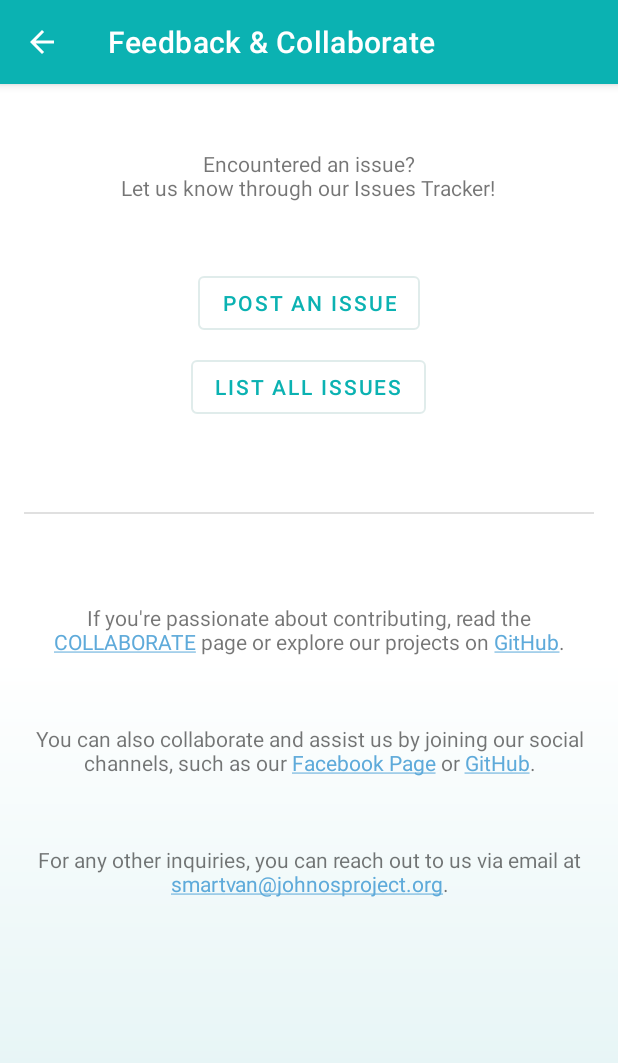
After one commit to Smart-Van-2-0/com.robypomper.smartvan.app.android, an Android app: the SVFeedbackActivity screen opened directly, with no data from a screen before it, on a phone screen of 412 x 824 dp. The commit adds this screen. Shown: the top 1063 px of the screen. Run offline under Robolectric (Android 15) with nearby library versions, the phone set to English and light mode, and no system bars.

Commit message:
feat(SVMain): Added SVFeedbackActivity and included into AndroidManifest.xml and SVMainActivity

```diff
--- a/app/src/main/AndroidManifest.xml
+++ b/app/src/main/AndroidManifest.xml
@@ -81,6 +81,11 @@
             android:exported="false"
             android:theme="@style/Theme.SmartVan"
             android:label="@string/activity_svabout__title" />
+        <activity
+            android:name=".activities.SVFeedbackActivity"
+            android:exported="false"
+            android:theme="@style/Theme.SmartVan"
+            android:label="@string/activity_svfeedback__title" />
     </application>
 
 </manifest>
--- /dev/null
+++ b/app/src/main/java/com/robypomper/smartvan/smart_van/android/activities/SVFeedbackActivity.java
@@ -0,0 +1,86 @@
+package com.robypomper.smartvan.smart_van.android.activities;
+
+import android.content.Intent;
+import android.net.Uri;
+import android.os.Bundle;
+import android.text.method.LinkMovementMethod;
+import android.util.Log;
+import android.view.MenuItem;
+import android.view.View;
+
+import androidx.appcompat.app.AppCompatActivity;
+import androidx.core.app.NavUtils;
+
+import com.robypomper.smartvan.smart_van.android.R;
+import com.robypomper.smartvan.smart_van.android.databinding.ActivitySvfeedbackBinding;
+
+public class SVFeedbackActivity extends AppCompatActivity {
+
+    // Constants
+
+    private static final String LOG_TAG = "JSLA.Actvt.Feedback";
+
+
+    // Constructor
+
+    @Override
+    protected void onCreate(Bundle savedInstanceState) {
+        super.onCreate(savedInstanceState);
+
+        // inflate ui
+        ActivitySvfeedbackBinding binding = ActivitySvfeedbackBinding.inflate(getLayoutInflater());
+        setContentView(binding.getRoot());
+
+        // set up links
+        binding.txtCollaborate.setMovementMethod(LinkMovementMethod.getInstance());
+        binding.txtFollow.setMovementMethod(LinkMovementMethod.getInstance());
+        binding.txtEmail.setMovementMethod(LinkMovementMethod.getInstance());
+
+        // set up button
+        binding.btnIssuePost.setOnClickListener(new View.OnClickListener() {
+            @Override
+            public void onClick(View v) {
+                String url = getString(R.string.activity_svfeedback_link_issue_post);
+
+                Intent intent = new Intent(Intent.ACTION_VIEW);
+                intent.setData(Uri.parse(url));
+
+                startActivity(intent);
+            }
+        });
+        binding.btnIssuesList.setOnClickListener(new View.OnClickListener() {
+            @Override
+            public void onClick(View v) {
+                String url = getString(R.string.activity_svfeedback_link_issues_list);
+
+                Intent intent = new Intent(Intent.ACTION_VIEW);
+                intent.setData(Uri.parse(url));
+
+                startActivity(intent);
+            }
+        });
+
+        // set up action bar
+        if (getActionBar() != null)
+            getActionBar().setDisplayHomeAsUpEnabled(true);
+        else if (getSupportActionBar() != null)
+            getSupportActionBar().setDisplayHomeAsUpEnabled(true);
+        else
+            Log.w(LOG_TAG, "No ActionBar available for this activity");
+    }
+
+    @Override
+    public boolean onOptionsItemSelected(MenuItem item) {
+        if (item.getItemId() == android.R.id.home) {
+            if (getParentActivityIntent() == null) {
+                Log.w(LOG_TAG, "You have forgotten to specify the parentActivityName in the AndroidManifest!");
+                //onBackPressed();
+                getOnBackPressedDispatcher().onBackPressed();
+            } else
+                NavUtils.navigateUpFromSameTask(this);
+            return true;
+        }
+        return super.onOptionsItemSelected(item);
+    }
+
+}
--- a/app/src/main/java/com/robypomper/smartvan/smart_van/android/activities/SVMainActivity.java
+++ b/app/src/main/java/com/robypomper/smartvan/smart_van/android/activities/SVMainActivity.java
@@ -537,9 +537,9 @@ public class SVMainActivity extends BaseRemoteObjectActivity {
                 intent.putExtra(SVEnergyActivity.PARAM_OBJ_ID, obj.getId());
             } else if (item.getItemId() == R.id.itemConfigs) {
                 intent = new Intent(SVMainActivity.this, SVSettingsActivity.class);
-            //} else if (item.getItemId() == R.id.itemFeedback) {
-            //    intent = new Intent(SVMainActivity.this, SVFeedbackActivity.class);
-            //    intent.putExtra(SVEnergyActivity.PARAM_OBJ_ID, obj.getId());
+            } else if (item.getItemId() == R.id.itemFeedback) {
+                intent = new Intent(SVMainActivity.this, SVFeedbackActivity.class);
+                intent.putExtra(SVEnergyActivity.PARAM_OBJ_ID, obj.getId());
             } else if (item.getItemId() == R.id.itemAbout) {
                 intent = new Intent(SVMainActivity.this, SVAboutActivity.class);
                 intent.putExtra(SVEnergyActivity.PARAM_OBJ_ID, obj.getId());
--- /dev/null
+++ b/app/src/main/res/layout/activity_svfeedback.xml
@@ -0,0 +1,157 @@
+<?xml version="1.0" encoding="utf-8"?>
+<LinearLayout
+    xmlns:android="http://schemas.android.com/apk/res/android"
+    xmlns:app="http://schemas.android.com/apk/res-auto"
+    xmlns:tools="http://schemas.android.com/tools"
+    android:id="@+id/baseLayout"
+    android:layout_width="match_parent"
+    android:layout_height="match_parent"
+    android:orientation="vertical"
+    android:gravity="center_horizontal"
+    android:background="@drawable/gradient_to_surface"
+    android:fitsSystemWindows="true"
+    tools:context=".activities.SVFeedbackActivity">
+
+    <LinearLayout
+        android:visibility="gone"
+        android:layout_width="wrap_content"
+        android:layout_height="wrap_content"
+        android:orientation="horizontal"
+        android:gravity="center_vertical">
+
+        <ImageView
+            android:layout_width="150dp"
+            android:layout_height="150dp"
+            app:srcCompat="@mipmap/ic_launcher_foreground" />
+
+        <LinearLayout
+            android:layout_width="150dp"
+            android:layout_height="wrap_content"
+            android:orientation="vertical">
+
+            <TextView
+                android:id="@+id/txtAppName"
+                android:layout_width="match_parent"
+                android:layout_height="wrap_content"
+                android:text="@string/activity_svabout_txt_header"
+                android:textSize="24sp" />
+
+            <TextView
+                android:id="@+id/txtVersion"
+                android:layout_width="wrap_content"
+                android:layout_height="wrap_content"
+                android:text="@string/activity_svabout_txt_version_placeholder"
+                android:textAlignment="center"
+                android:textStyle="italic"
+                android:textSize="16sp" />
+
+        </LinearLayout>
+
+    </LinearLayout>
+
+    <View
+        android:visibility="gone"
+        android:id="@+id/divider1"
+        android:layout_width="match_parent"
+        android:layout_height="1dp"
+        android:layout_margin="16dp"
+        android:background="?android:attr/listDivider" />
+
+    <Space
+        android:layout_width="wrap_content"
+        android:layout_height="0dp"
+        android:layout_weight="1"/>
+
+
+    <TextView
+        android:id="@+id/txtIssue"
+        android:layout_width="wrap_content"
+        android:layout_height="wrap_content"
+        android:layout_marginHorizontal="16dp"
+        android:text="@string/activity_svfeedback_txt_issue"
+        android:textAlignment="center" />
+
+    <Space
+        android:layout_width="wrap_content"
+        android:layout_height="0dp"
+        android:layout_weight="1"/>
+
+    <Button
+        android:id="@+id/btnIssuePost"
+        android:layout_width="wrap_content"
+        android:layout_height="wrap_content"
+        style="@style/Widget.MaterialComponents.Button.OutlinedButton"
+        android:text="@string/activity_svfeedback_btn_issue_post" />
+
+    <Button
+        android:id="@+id/btnIssuesList"
+        android:layout_width="wrap_content"
+        android:layout_height="wrap_content"
+        style="@style/Widget.MaterialComponents.Button.OutlinedButton"
+        android:layout_marginTop="8dp"
+        android:text="@string/activity_svfeedback_btn_issues_list" />
+
+
+    <Space
+        android:layout_width="wrap_content"
+        android:layout_height="0dp"
+        android:layout_weight="1"/>
+
+    <View
+        android:id="@+id/divider2"
+        android:layout_width="match_parent"
+        android:layout_height="1dp"
+        android:layout_margin="16dp"
+        android:background="?android:attr/listDivider" />
+
+    <Space
+        android:layout_width="wrap_content"
+        android:layout_height="0dp"
+        android:layout_weight="1"/>
+
+
+    <TextView
+        android:id="@+id/txtCollaborate"
+        android:layout_width="wrap_content"
+        android:layout_height="wrap_content"
+        android:layout_marginBottom="8dp"
+        android:layout_marginHorizontal="16dp"
+        android:text="@string/activity_svfeedback_txt_collaborate"
+        android:textAlignment="center"/>
+
+    <Space
+        android:layout_width="wrap_content"
+        android:layout_height="0dp"
+        android:layout_weight="0.5"
+        android:layout_marginBottom="16dp"/>
+
+    <TextView
+        android:id="@+id/txtFollow"
+        android:layout_width="wrap_content"
+        android:layout_height="wrap_content"
+        android:layout_marginBottom="8dp"
+        android:layout_marginHorizontal="16dp"
+        android:text="@string/activity_svfeedback_txt_follow"
+        android:textAlignment="center" />
+
+    <Space
+        android:layout_width="wrap_content"
+        android:layout_height="0dp"
+        android:layout_weight="0.5"
+        android:layout_marginBottom="16dp"/>
+
+    <TextView
+        android:id="@+id/txtEmail"
+        android:layout_width="wrap_content"
+        android:layout_height="wrap_content"
+        android:layout_marginBottom="8dp"
+        android:layout_marginHorizontal="16dp"
+        android:text="@string/activity_svfeedback_txt_reach_us_email"
+        android:textAlignment="center" />
+
+    <Space
+        android:layout_width="wrap_content"
+        android:layout_height="0dp"
+        android:layout_weight="5"/>
+
+</LinearLayout>
--- /dev/null
+++ b/app/src/main/res/values/strings_activity_svfeedback.xml
@@ -0,0 +1,12 @@
+<resources xmlns:tools="http://schemas.android.com/tools">
+    <string name="activity_svfeedback__title">Feedback &amp; Collaborate</string>
+    <string name="activity_svfeedback_txt_issue">Encountered an issue?\nLet us know through our Issues Tracker!</string>
+    <string name="activity_svfeedback_btn_issue_post">Post an Issue</string>
+    <string name="activity_svfeedback_link_issue_post" tools:ignore="TypographyDashes">https://github.com/Smart-Van-2-0/collaborate/issues/new</string>
+    <string name="activity_svfeedback_btn_issues_list">List All Issues</string>
+    <string name="activity_svfeedback_link_issues_list" tools:ignore="TypographyDashes">https://github.com/Smart-Van-2-0/collaborate/issues</string>
+
+    <string name="activity_svfeedback_txt_collaborate">If you\'re passionate about contributing, read the <a href="https://smartvan.johnosproject.org/collaborate">COLLABORATE</a> page or explore our projects on <a href="https://github.com/Smart-Van-2-0">GitHub</a>.</string>
+    <string name="activity_svfeedback_txt_follow">You can also collaborate and assist us by joining our social channels, such as our <a href="https://www.facebook.com/profile.php?id=100095337571720">Facebook Page</a> or <a href="https://github.com/Smart-Van-2-0">GitHub</a>.</string>
+    <string name="activity_svfeedback_txt_reach_us_email">For any other inquiries, you can reach out to us via email at <a href="mailto:smartvan@johnosproject.org">smartvan@johnosproject.org</a>.</string>
+</resources>
```
